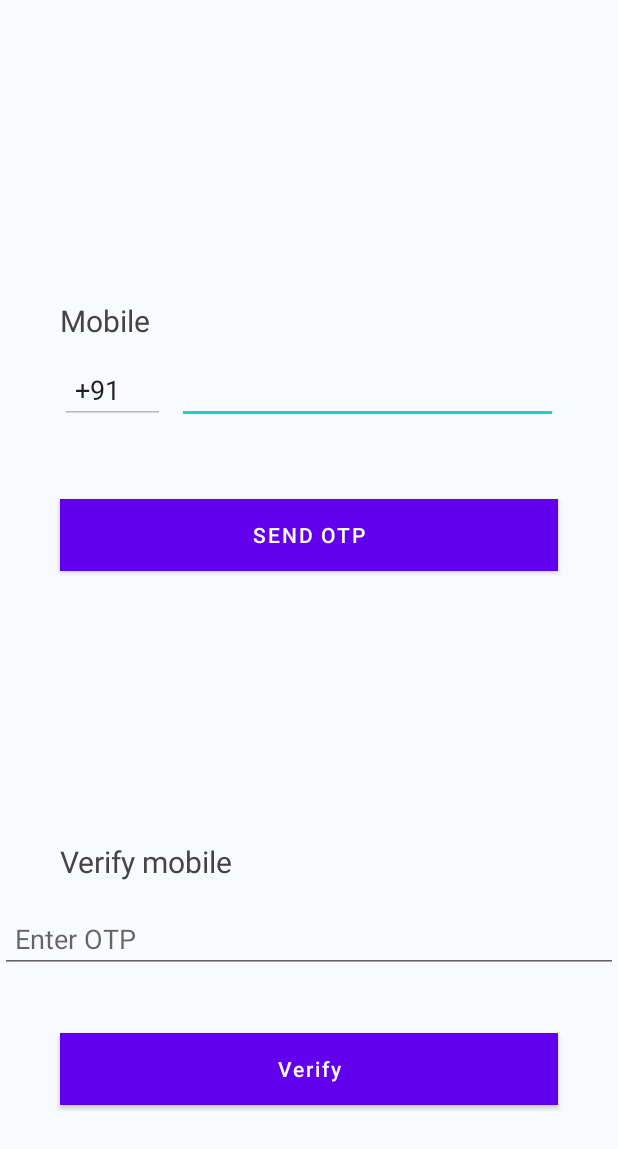
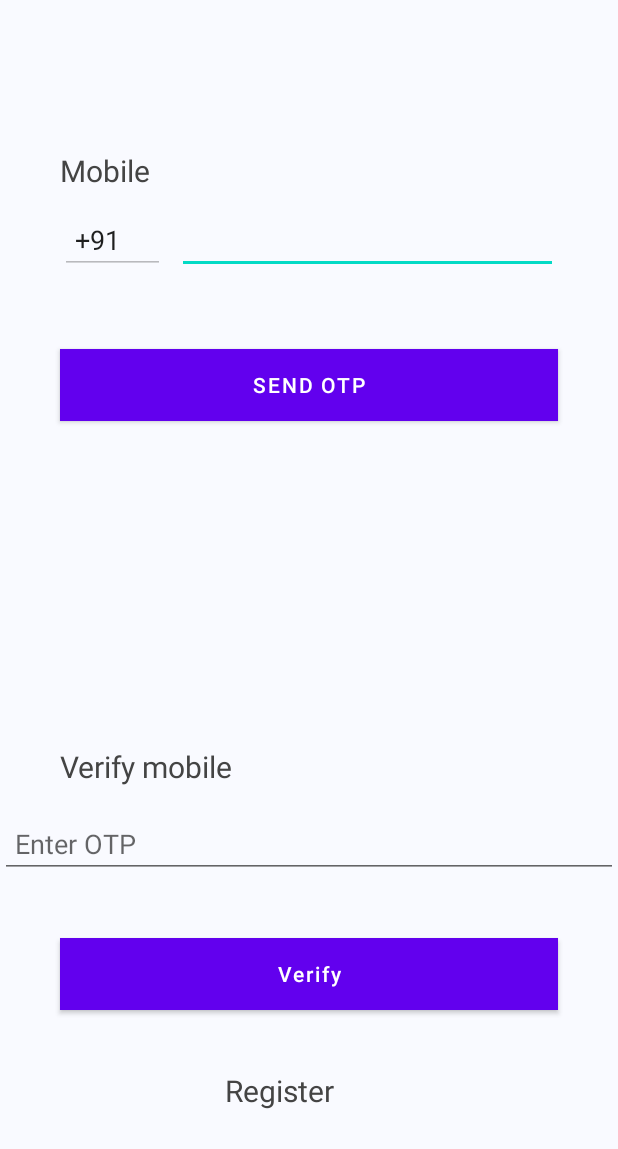
Before and after one commit to NullScripts/Agcrops, an Android app: the PhoneAuthActivity screen opened directly, with no data from a screen before it, on a phone screen of 412 x 824 dp. Shown: the top 1149 px of the screen. Run offline under Robolectric (Android 15) with nearby library versions, the phone set to English and light mode, and no system bars.

Commit message:
modified verification

```diff
--- a/app/src/main/AndroidManifest.xml
+++ b/app/src/main/AndroidManifest.xml
@@ -14,6 +14,11 @@
         android:usesCleartextTraffic="true">
         <activity android:name=".activities.ProfileActivity"></activity>
         <activity android:name=".authentication.RegisterActivity">
+
+        </activity>
+        <activity android:name=".onboarding.OnboardingActivity" >
+        </activity>
+        <activity android:name=".splash.SplashActivity" >
             <intent-filter>
                 <action android:name="android.intent.action.MAIN" />
 
--- a/app/src/main/java/com/example/myapplication/authentication/PhoneAuthActivity.kt
+++ b/app/src/main/java/com/example/myapplication/authentication/PhoneAuthActivity.kt
@@ -1,10 +1,12 @@
 package com.example.myapplication.authentication
 
 
+import android.content.Intent
 import android.os.Bundle
 
 import android.widget.Button
 import android.widget.EditText
+import android.widget.TextView
 import android.widget.Toast
 import androidx.appcompat.app.AppCompatActivity
 import com.example.myapplication.R
@@ -41,17 +43,16 @@ class PhoneAuthActivity : AppCompatActivity() {
             verifyotp()
         }
 
-
-
+    findViewById<TextView>(R.id.register).setOnClickListener{
+        startActivity(Intent(this,RegisterActivity::class.java))
+    }
     }
 
 
     private fun sentotp() {
-//        val map = HashMap<String, String>()
-//        map["phonenumber"] = phone.text.toString()
-//        map["channel"] = "sms"
+
         val phonenumber=phone.text.toString()
-        //val channel="sms"
+
 
         val call: Call<Void?>? = retrofitInterface!!.executeLogin(phonenumber)
         call!!.enqueue(object : Callback<Void?> {
@@ -86,6 +87,7 @@ class PhoneAuthActivity : AppCompatActivity() {
                 if (response.code() == 200) {
                     Toast.makeText(this@PhoneAuthActivity,
                         "OTP Verified", Toast.LENGTH_LONG).show()
+                    startActivity(Intent(this@PhoneAuthActivity,RegisterActivity::class.java))
                 } else if (response.code() == 400) {
                     Toast.makeText(this@PhoneAuthActivity,
                         "Error", Toast.LENGTH_LONG).show()
--- a/app/src/main/java/com/example/myapplication/authentication/RetrofitInterface.kt
+++ b/app/src/main/java/com/example/myapplication/authentication/RetrofitInterface.kt
@@ -1,10 +1,7 @@
 package com.example.myapplication.authentication
 
 import retrofit2.Call
-import retrofit2.http.Body
-import retrofit2.http.GET
-import retrofit2.http.POST
-import retrofit2.http.Query
+import retrofit2.http.*
 import kotlin.collections.HashMap
 
 interface RetrofitInterface {
@@ -14,6 +11,6 @@ interface RetrofitInterface {
     fun executeSignup(@Body map: HashMap<String, String>): Call<Void?>?
     @GET("/login")
     fun executeLogin(@Query("phonenumber")  phonenumber:String): Call<Void?>?
-    @POST("/verify")
-    fun verify(@Body map: HashMap<String, String>): Call<Void?>?
+    @GET("/verify")
+    fun verify(@QueryMap map:HashMap<String, String>): Call<Void?>?
 }
--- a/app/src/main/java/com/example/myapplication/authentication/SignUp.kt
+++ /dev/null
@@ -1,6 +0,0 @@
-package com.example.myapplication.authentication
-
-class SignUp (
-        private val phone: String? = null,
-        private val channel: String? = null
-)
--- a/app/src/main/res/layout/activity_phone_auth.xml
+++ b/app/src/main/res/layout/activity_phone_auth.xml
@@ -12,7 +12,7 @@
     <LinearLayout
         android:layout_width="match_parent"
         android:layout_height="530dp"
-        android:layout_marginTop="200dp"
+        android:layout_marginTop="100dp"
         android:layout_weight="1"
         android:orientation="vertical">
 
@@ -103,4 +103,13 @@
         </LinearLayout>
     </LinearLayout>
 
+    <TextView
+        android:layout_width="wrap_content"
+        android:layout_height="wrap_content"
+        android:id="@+id/register"
+       android:layout_marginLeft="150dp"
+        android:text="Register"
+        android:textColor="#444444"
+        android:textSize="20sp" />
+
 </LinearLayout>
```
Also changed, not shown: app/src/main/java/com/example/myapplication/onboarding/OnboardingActivity.kt (+4 -4 lines).
